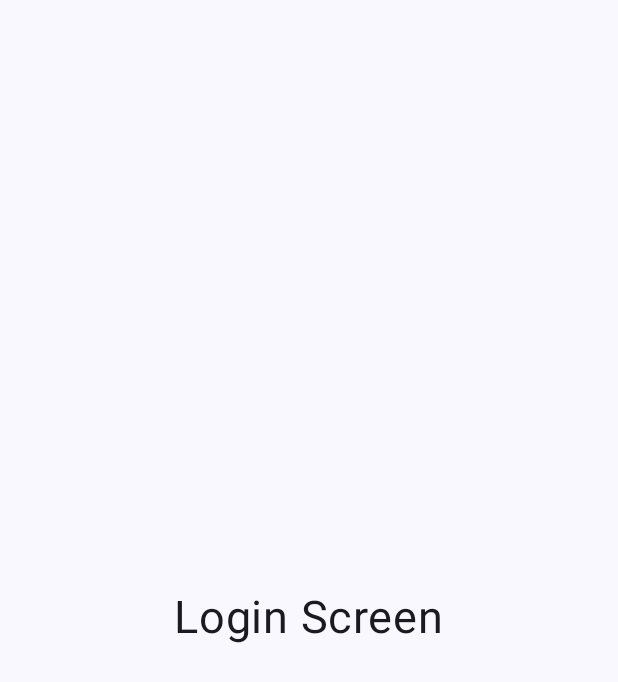
After one commit to sofialaveihle/TP3-ORT-2025-Parcial, an Android app built with Jetpack Compose: the composable Login shown on its own in the app's theme, on a phone screen of 412 x 824 dp. The commit adds this screen. Shown: the top 682 px of the screen. Run offline under Robolectric (Android 15) with nearby library versions, the phone set to English and light mode, and no system bars.

Commit message:
- Update Gradle and Compose versions - Create Login screen and navigation - Organize Welcome screen into its own package

```diff
--- a/app/src/main/java/ar/edu/ort/tp3_ort_2025_parcial/MainActivity.kt
+++ b/app/src/main/java/ar/edu/ort/tp3_ort_2025_parcial/MainActivity.kt
@@ -10,8 +10,9 @@ import androidx.compose.ui.Modifier
 import androidx.navigation.compose.NavHost
 import androidx.navigation.compose.composable
 import androidx.navigation.compose.rememberNavController
+import ar.edu.ort.tp3_ort_2025_parcial.screen.login.Login
 import ar.edu.ort.tp3_ort_2025_parcial.screen.Screens
-import ar.edu.ort.tp3_ort_2025_parcial.screen.Welcome
+import ar.edu.ort.tp3_ort_2025_parcial.screen.welcome.Welcome
 import ar.edu.ort.tp3_ort_2025_parcial.ui.theme.TP3ORT2025ParcialTheme
 
 class MainActivity : ComponentActivity() {
@@ -28,6 +29,7 @@ class MainActivity : ComponentActivity() {
                         startDestination = Screens.Welcome.screen
                     ) {
                         composable(Screens.Welcome.screen) { Welcome(navController) }
+                        composable(Screens.Login.screen) { Login(navController) }
                     }
                 }
             }
--- a/app/src/main/java/ar/edu/ort/tp3_ort_2025_parcial/screen/Screens.kt
+++ b/app/src/main/java/ar/edu/ort/tp3_ort_2025_parcial/screen/Screens.kt
@@ -2,4 +2,5 @@ package ar.edu.ort.tp3_ort_2025_parcial.screen
 
 sealed class Screens(val screen: String) {
     data object Welcome : Screens("welcome")
+    data object Login : Screens("login")
 }
--- /dev/null
+++ b/app/src/main/java/ar/edu/ort/tp3_ort_2025_parcial/screen/login/Login.kt
@@ -0,0 +1,34 @@
+package ar.edu.ort.tp3_ort_2025_parcial.screen.login
+
+import androidx.compose.foundation.layout.Arrangement
+import androidx.compose.foundation.layout.Box
+import androidx.compose.foundation.layout.Column
+import androidx.compose.foundation.layout.fillMaxSize
+import androidx.compose.material3.Text
+import androidx.compose.runtime.Composable
+import androidx.compose.ui.Alignment
+import androidx.compose.ui.Modifier
+import androidx.compose.ui.unit.sp
+import androidx.navigation.NavController
+
+@Composable
+fun Login(
+    navController: NavController
+) {
+    Box(
+        modifier = Modifier.fillMaxSize()
+    ) {
+        Column(
+            modifier = Modifier
+                .fillMaxSize()
+                .align(Alignment.Center),
+            verticalArrangement = Arrangement.Center,
+            horizontalAlignment = Alignment.CenterHorizontally
+        ) {
+            Text(
+                text = "Login Screen",
+                fontSize = 30.sp,
+            )
+        }
+    }
+}
--- a/app/src/main/java/ar/edu/ort/tp3_ort_2025_parcial/screen/Welcome.kt
+++ b/app/src/main/java/ar/edu/ort/tp3_ort_2025_parcial/screen/welcome/Welcome.kt
@@ -1,4 +1,4 @@
-package ar.edu.ort.tp3_ort_2025_parcial.screen
+package ar.edu.ort.tp3_ort_2025_parcial.screen.welcome
 
 import androidx.compose.foundation.layout.Arrangement
 import androidx.compose.foundation.layout.Box
--- a/gradle/libs.versions.toml
+++ b/gradle/libs.versions.toml
@@ -1,5 +1,5 @@
 [versions]
-agp = "8.9.0"
+agp = "8.9.3"
 kotlin = "2.0.21"
 coreKtx = "1.16.0"
 junit = "4.13.2"
@@ -7,7 +7,7 @@ junitVersion = "1.2.1"
 espressoCore = "3.6.1"
 lifecycleRuntimeKtx = "2.9.0"
 activityCompose = "1.10.1"
-composeBom = "2024.09.00"
+composeBom = "2025.05.01"
 navigationCompose = "2.9.0"
 hilt="2.56.2"
 hiltNavigationCompose = "1.2.0"
```
